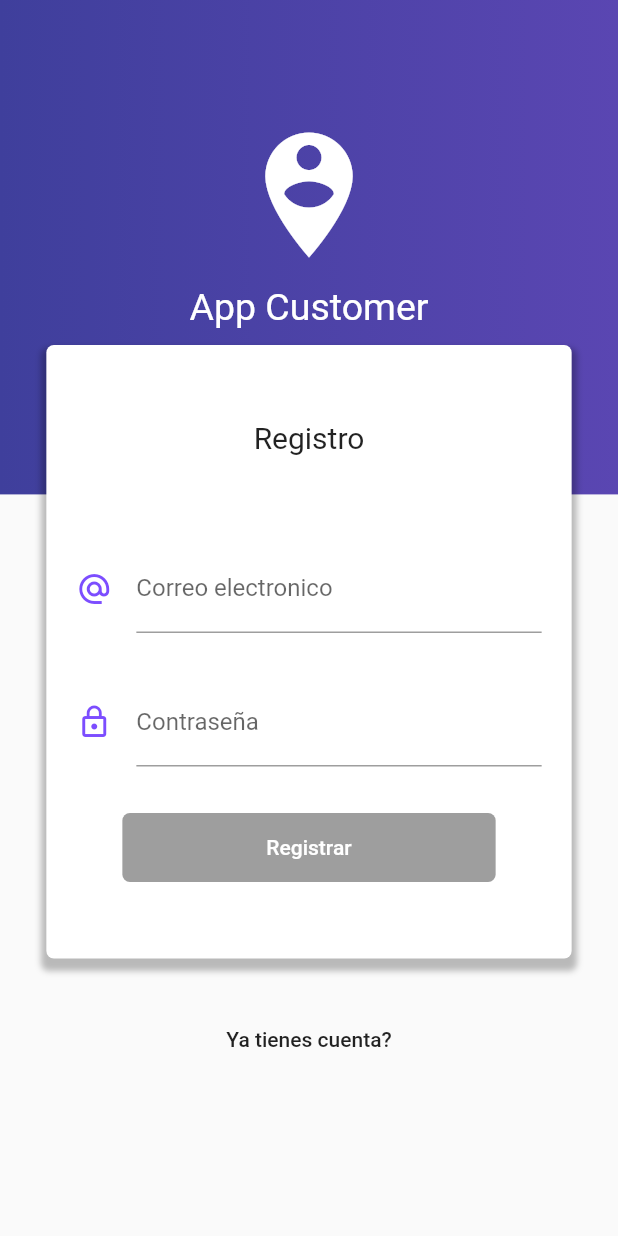
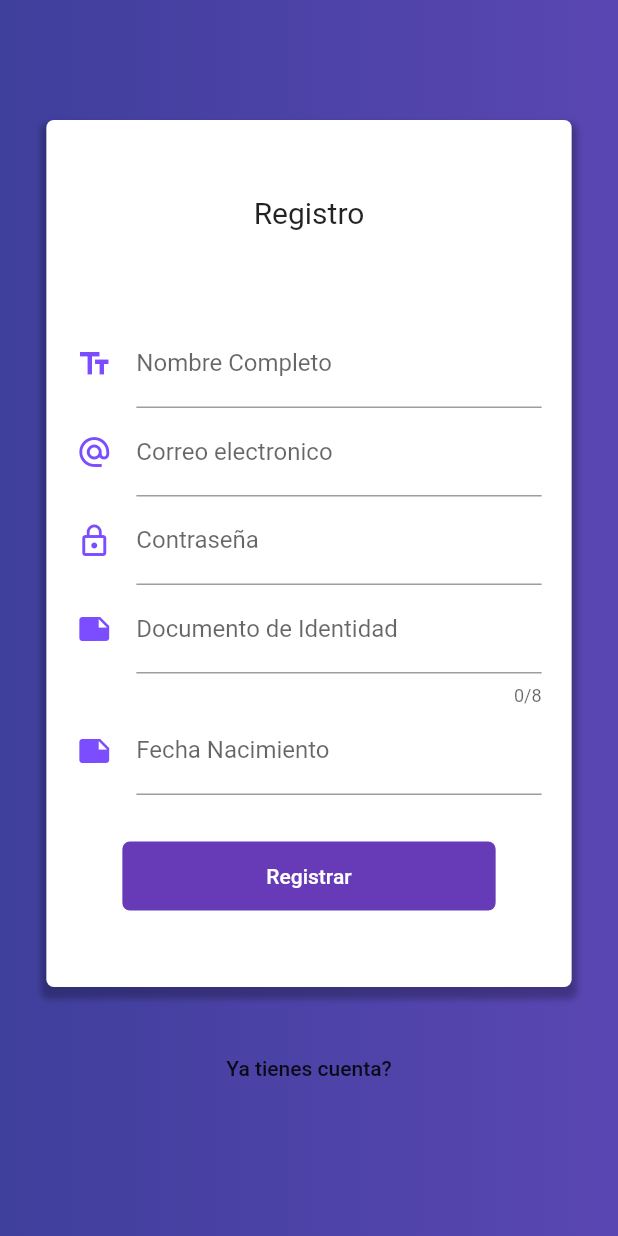
Before and after one commit to sebastianMontano/sebasApp, a Flutter app: the RegistroPage screen opened by its route, on a phone screen of 412 x 824 dp. Run offline on Flutter 3.47's test engine with Material 2 defaults, Android fonts, the phone set to English and light mode, and no system bars; drawn by our look-alikes of datetime_picker_formfield; our stand-ins replace cloud_firestore, firebase_auth, rxdart, shared_preferences; accounts and stored records are empty; statements that could not run were skipped.

Commit message:
user login and config  app store

```diff
--- /dev/null
+++ b/lib/src/model/usuario_model.dart
@@ -0,0 +1,41 @@
+import 'dart:convert';
+
+UsuarioModel usuarioModelFromJson(String str) => UsuarioModel.fromJson(json.decode(str));
+
+String usuarioModelToJson(UsuarioModel data) => json.encode(data.toJson());
+
+class UsuarioModel {
+    int uid;
+    String nombres;
+    String email;
+    int dni;
+    String fechaNac;
+    bool estado;
+
+    UsuarioModel({
+        this.uid,
+        this.nombres,
+        this.email,
+        this.dni,
+        this.fechaNac,
+        this.estado,
+    });
+
+    factory UsuarioModel.fromJson(Map<String, dynamic> json) => UsuarioModel(
+        uid: json["uid"],
+        nombres: json["nombres"],
+        email: json["email"],
+        dni: json["dni"],
+        fechaNac: json["fechaNac"],
+        estado: json["estado"],
+    );
+
+    Map<String, dynamic> toJson() => {
+        "uid": uid,
+        "nombres": nombres,
+        "email": email,
+        "dni": dni,
+        "fechaNac": fechaNac,
+        "estado": estado,
+    };
+}
--- a/lib/src/pages/registro_page.dart
+++ b/lib/src/pages/registro_page.dart
@@ -1,15 +1,26 @@
 import 'package:cloud_firestore/cloud_firestore.dart';
+import 'package:datetime_picker_formfield/datetime_picker_formfield.dart';
 import 'package:firebase_auth/firebase_auth.dart';
 import 'package:flutter/material.dart';
-import 'package:tp_food/src/bloc/provider.dart';
-import 'package:tp_food/src/providers/usuario_provider.dart';
-import 'package:tp_food/src/utils/utils.dart';
-
+import 'package:tp_food/src/model/usuario_model.dart';
+import 'package:tp_food/src/utils/utils.dart' as utils;
+import 'package:intl/intl.dart';
 import 'home_page.dart';
 
-class RegistroPage extends StatelessWidget {
+class RegistroPage extends StatefulWidget {
+  RegistroPage({Key key}) : super(key: key);
 
- final usuarioProvider = new UsuarioProvider();
+  @override
+  _RegistroPageState createState() => _RegistroPageState();
+}
+
+class _RegistroPageState extends State<RegistroPage>{
+
+ final formkey = GlobalKey<FormState>();
+ UsuarioModel usuario = new UsuarioModel();
+ TextEditingController pwdInputController = new TextEditingController();
+ //DateTime selectedDate = DateTime.now();
+ final format = DateFormat("dd/MM/yyyy");
 
   @override
   Widget build(BuildContext context) {
@@ -17,16 +28,16 @@ class RegistroPage extends StatelessWidget {
       body: Stack(
         children: <Widget>[
           _crearFondo(context),
-          _loginForm(context),
+          _registroForm(context),
         ],
       )
     );
   }
 
-  Widget _loginForm(BuildContext context){
+  Widget _registroForm(BuildContext context){
 
     final size = MediaQuery.of(context).size;
-    final bloc = Provider.of(context);
+    //final bloc = Provider.of(context);
 
      return SingleChildScrollView(
        child: Column(
@@ -34,7 +45,7 @@ class RegistroPage extends StatelessWidget {
 
            SafeArea(
              child: Container(
-               height: 200.0,
+               height: 50.0,
              ),
            ),
 
@@ -53,17 +64,22 @@ class RegistroPage extends StatelessWidget {
                   spreadRadius: 3.0)
                ]
              ),
+             child: Form(
+                key: formkey,
                 child: Column(
                   children: <Widget>[
                     Text('Registro' , style : TextStyle(fontSize: 20.0)),
                     SizedBox(height: 60.0),
-                 _crearEmail(bloc),
+                    _crearInputNombres(),
+                    _crearInputEmail(),
+                    _crearInputPassword(),
+                    _crearInputDNI(),
+                    _crearInputFechaNacimiento(),
                     SizedBox(height: 30.0),
-                 _crearPassword(bloc),
-                 SizedBox(height: 30.0),
-                 _crearBoton(bloc)
+                    _crearBoton(context)
                   ],
               ),
+             )
            ),
 
            FlatButton(
@@ -76,57 +92,140 @@ class RegistroPage extends StatelessWidget {
      );
   }
 
-  Widget _crearEmail(LoginBloc bloc){
+  Widget _crearInputNombres(){
 
-    return StreamBuilder(
-      stream: bloc.emailStream ,
-      builder: (BuildContext context, AsyncSnapshot snapshot){
     return Container(
       padding: EdgeInsets.symmetric(horizontal: 20.0),
-          child: TextField(
+      child: TextFormField(
+        initialValue: usuario.nombres,
+        keyboardType: TextInputType.text,
+        decoration: InputDecoration(
+          icon: Icon(Icons.text_fields,color:Colors.deepPurpleAccent),
+          labelText: 'Nombre Completo',
+          //errorText: snapshot.error,
+        ),
+        //onChanged: bloc.changeEmail,
+        onSaved: (value) => usuario.nombres = value,
+
+      ),
+    );
+
+  }
+
+  Widget _crearInputEmail(){
+
+    return Container(
+      padding: EdgeInsets.symmetric(horizontal: 20.0),
+      child: TextFormField(
+        initialValue: usuario.email,
         keyboardType: TextInputType.emailAddress,
         decoration: InputDecoration(
           icon: Icon(Icons.alternate_email,color:Colors.deepPurpleAccent),
           hintText: 'ejemplo@correo.com',
           labelText: 'Correo electronico',
-              counterText: snapshot.data,
-              errorText: snapshot.error,
+          //errorText: snapshot.error,
         ),
-            onChanged: bloc.changeEmail,
+        //onChanged: bloc.changeEmail,
+        onSaved: (value)=> usuario.email = value,
+        validator: (value) {
+            if (utils.validarCorreo(value)){
+              return null;
+            }else{
+              return 'Email no es correcto';
+            }
+        },
       ),
     );
-      },
-    );
+
   }
 
-  Widget _crearPassword(LoginBloc bloc){
+  Widget _crearInputPassword(){
 
-    return StreamBuilder(
-      stream: bloc.passwordStream ,
-      builder: (BuildContext context, AsyncSnapshot snapshot){
     return Container(
       padding: EdgeInsets.symmetric(horizontal: 20.0),
-          child: TextField(
+      child: TextFormField(
         obscureText: true,
         decoration: InputDecoration(
           icon: Icon(Icons.lock_outline,color:Colors.deepPurpleAccent),
           labelText: 'Contraseña',
-              counterText: snapshot.data,
-              errorText: snapshot.error,
+          //errorText: snapshot.error,
         ),
-            onChanged: bloc.changePassword,
+        //onChanged: bloc.changePassword,
+        controller: pwdInputController,
+        validator: (value){
+          if(value.length >=6){
+            return null;
+          }else{
+            return 'Más de 6 caracteres';
+          }
+        },
       ),
     );
-      },
-    );
-
   }
 
-  Widget _crearBoton(LoginBloc bloc){
+  Widget _crearInputDNI(){
 
-    return StreamBuilder(
+    return Container(
+      padding: EdgeInsets.symmetric(horizontal: 20.0),
+      child: TextFormField(
+
+        keyboardType: TextInputType.number,
+        maxLength: 8,
+        decoration: InputDecoration(
+          icon: Icon(Icons.note,color:Colors.deepPurpleAccent),
+          labelText: 'Documento de Identidad',
+        ),
+        onSaved: (value)=> usuario.dni = int.tryParse(value),
+        validator: (value){
+          if(utils.isNumeric(value)){
+            return null;
+          }else{
+            return 'Solo Números';
+          }
+        },
+      ),
+    );
+  }
+
+  Widget _crearInputFechaNacimiento(){
+
+    return Container(
+      padding: EdgeInsets.symmetric(horizontal: 20.0),
+      child: DateTimeField(
+        format: format,
+        decoration: InputDecoration(
+          icon: Icon(Icons.note,color:Colors.deepPurpleAccent),
+          labelText: 'Fecha Nacimiento',
+        ),
+        onSaved: (value)=> usuario.fechaNac = value.toString(),
+        validator: (date){
+          final date2 = DateTime.now();
+          print(date2.difference(date).inDays);
+          final year = (date2.difference(date).inDays/365).floor();
+          print(year);
+
+          if( year >= 18){
+            return null;
+          }else{
+            return "Debe ser Mayor de Edad";
+          }
+        },
+        onShowPicker: (context, currentValue) {
+          return showDatePicker(
+              context: context,
+              firstDate: DateTime(1900),
+              initialDate: currentValue ?? DateTime.now(),
+              lastDate: DateTime(2100));
+        },
+      ),
+    );
+  }
+
+  Widget _crearBoton(BuildContext context){
+
+    /*return StreamBuilder(
       stream: bloc.formValidStream ,
-      builder: (BuildContext context, AsyncSnapshot snapshot){
+      builder: (BuildContext context, AsyncSnapshot snapshot){*/
         return RaisedButton(
           child: Container(
             padding: EdgeInsets.symmetric(horizontal: 80.0, vertical: 15.0),
@@ -136,10 +235,10 @@ class RegistroPage extends StatelessWidget {
           elevation: 0.0,
           color: Colors.deepPurple,
           textColor: Colors.white,
-          onPressed: snapshot.hasData ? ()=> _registro(bloc,context) : null,
+          onPressed:  _registro,
         );
-      },
-    );
+    /*  },
+    );*/
 
   }
 
@@ -148,7 +247,7 @@ class RegistroPage extends StatelessWidget {
     final size = MediaQuery.of(context).size;
 
     final fondoMorado = Container(
-      height: size.height*0.4,
+      height: size.height,
       width: double.infinity,
       decoration: BoxDecoration(
         gradient: LinearGradient(
@@ -162,47 +261,54 @@ class RegistroPage extends StatelessWidget {
 
     return Stack(
       children: <Widget>[
-        fondoMorado,
-        Container(
-          padding: EdgeInsets.only(top:80.0),
-          child: Column(
-            children: <Widget>[
-                Icon(Icons.person_pin_circle,color:Colors.white,size: 100.0),
-                SizedBox(height: 10.0,width: double.infinity),
-                Text('App Customer', style: TextStyle(color: Colors.white,fontSize: 25.0))
-            ],
-          ),
-        )
-
+        fondoMorado
       ],
     );
   }
 
-  _registro(LoginBloc bloc,BuildContext context) {
+  _registro() {
+
+      if( !formkey.currentState.validate()) return null;
+
+      formkey.currentState.save();
+
       //final info = await usuarioProvider.nuevoUsuario(bloc.email, bloc.password);
      FirebaseAuth.instance.createUserWithEmailAndPassword(
-      email: bloc.email,
-      password: bloc.password)
+      email: usuario.email,
+      password: pwdInputController.text)
       .then((currentUser) => Firestore.instance
         .collection("users")
         .document(currentUser.user.uid)
         .setData({
           "uid": currentUser.user.uid,
-          "email": currentUser.user.email,
+          "nombres": usuario.nombres,
+          "email": usuario.email,
+          "dni": usuario.dni,
+          "fechaNac": usuario.fechaNac,
         }).then((result) => {
           Navigator.pushAndRemoveUntil(
                 context,
                 MaterialPageRoute(
-                    builder: (context) => HomePage(
-                          title: currentUser.user.email +  "'s App",
+                    builder: (BuildContext context) => HomePage(
+                          title: usuario.nombres,
                           uid: currentUser.user.uid,
                         )),
                 (_) => false)
-        }).catchError((err) => print(err)))
-      .catchError((err) => print(err));
-    /*if(info['ok']){
-    }else{
-      mostrarAlerta(context,info['mensaje']);
+        }).catchError((err) => utils.mostrarAlerta(context,err.message)))
+      .catchError((err) => utils.mostrarAlerta(context,err.message));
+  }
+
+  /*Future<Null> _selectDate(BuildContext context) async {
+    final DateTime picked = await showDatePicker(
+        context: context,
+        initialDate: selectedDate,
+        firstDate: DateTime(2015, 8),
+        lastDate: DateTime(2101));
+    if (picked != null && picked != selectedDate)
+      setState(() {
+        selectedDate = picked;
+      });
   }*/
+
+
 }
-}
--- a/lib/src/pages/splash_page.dart
+++ b/lib/src/pages/splash_page.dart
@@ -29,7 +29,7 @@ class _SplashPageState extends State<SplashPage> {
                               context,
                               MaterialPageRoute(
                                   builder: (context) => HomePage(
-                                        title: result["fname"] ,
+                                        title: result["nombres"] ,
                                         uid: currentUser.uid,
                                       ))))
                       .catchError((err) => print(err))
```
Also changed, not shown: lib/src/pages/login_page.dart (+6 -15 lines), lib/src/utils/utils.dart (+19 -0 lines), pubspec.yaml (+7 -0 lines), assets/icon/customer-icon.png (added), pubspec.lock, 32 other files. Lines whose indentation alone changed are shown as unchanged.
